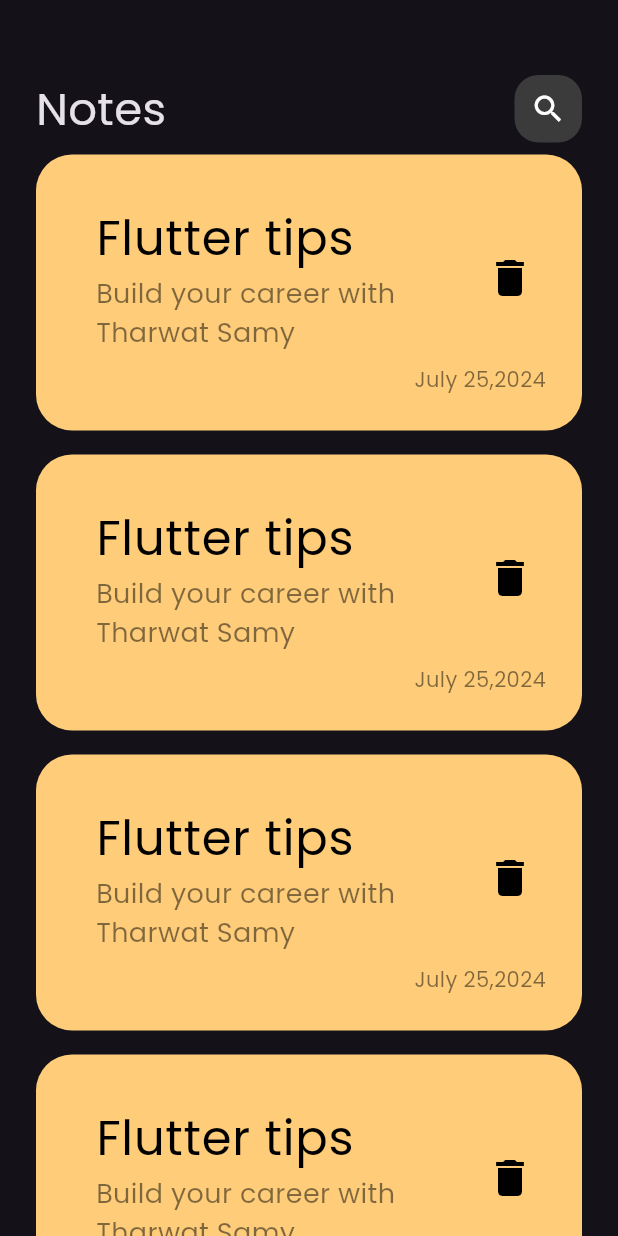
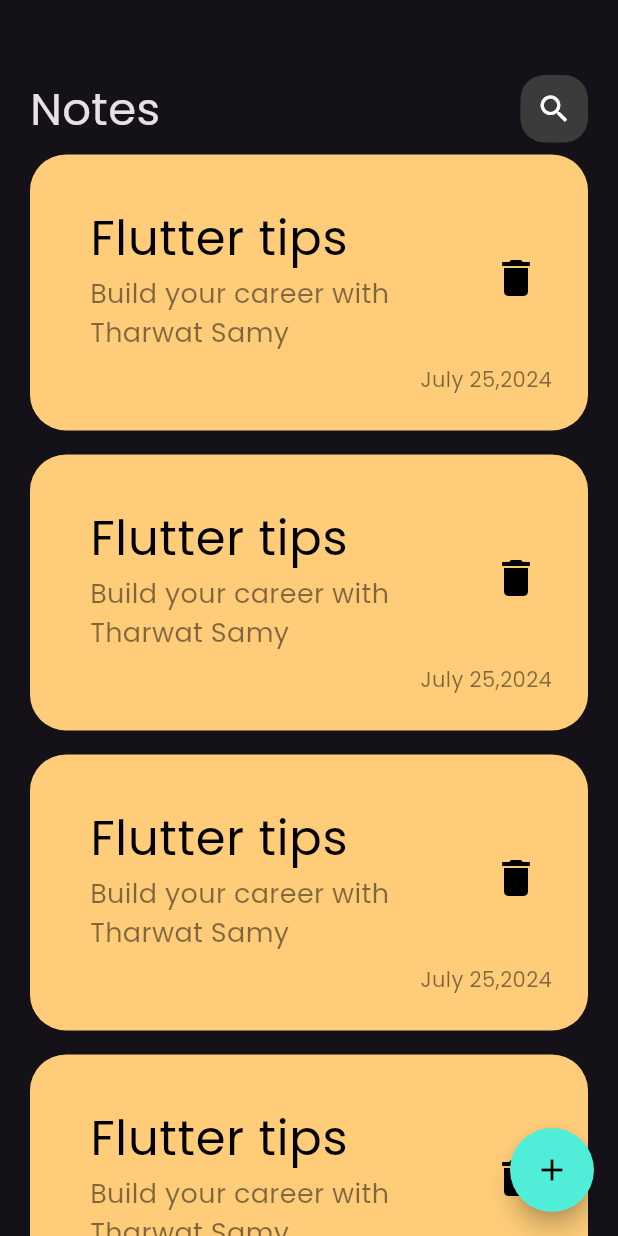
Before and after one commit to ahmedgamalz/notes-app, a Flutter app: the screen it shows after launch, on a phone screen of 412 x 824 dp. Run offline on Flutter 3.47's test engine with Material 3 defaults, Android fonts, the phone set to English and light mode, and no system bars.

Commit message:
create floating action button

```diff
--- a/lib/views/notes_view.dart
+++ b/lib/views/notes_view.dart
@@ -1,14 +1,23 @@
 import 'package:flutter/cupertino.dart';
 import 'package:flutter/material.dart';
-import 'package:notes_app/widgets/notes_view_body.dart';
+import 'package:notes_app/views/widgets/notes_view_body.dart';
 
 class NotesView extends StatelessWidget {
   const NotesView({super.key});
 
   @override
   Widget build(BuildContext context) {
-    return const Scaffold(
-      body: NotesViewBody(),
+    return Scaffold(
+      floatingActionButton: FloatingActionButton(
+        backgroundColor: Color(0xff50EDD8),
+        shape: CircleBorder(),
+        onPressed: () {},
+        child: const Icon(
+          Icons.add,
+          color: Colors.black,
+        ),
+      ),
+      body: const NotesViewBody(),
     );
   }
 }
--- a/lib/widgets/custom_appBar.dart
+++ b/lib/views/widgets/custom_appBar.dart
@@ -1,5 +1,5 @@
 import 'package:flutter/material.dart';
-import 'package:notes_app/widgets/custom_search_icon.dart';
+import 'package:notes_app/views/widgets/custom_search_icon.dart';
 
 class CustomAppBar extends StatelessWidget {
   const CustomAppBar({
--- a/lib/widgets/notes_listView.dart
+++ b/lib/views/widgets/notes_listView.dart
@@ -1,5 +1,5 @@
 import 'package:flutter/material.dart';
-import 'package:notes_app/widgets/notes_item.dart';
+import 'package:notes_app/views/widgets/notes_item.dart';
 
 class NotesListView extends StatelessWidget {
   const NotesListView({super.key});
--- a/lib/widgets/notes_view_body.dart
+++ b/lib/views/widgets/notes_view_body.dart
@@ -1,8 +1,7 @@
 import 'package:flutter/cupertino.dart';
 import 'package:flutter/material.dart';
-import 'package:notes_app/widgets/custom_appBar.dart';
-import 'package:notes_app/widgets/notes_item.dart';
-import 'package:notes_app/widgets/notes_listView.dart';
+import 'package:notes_app/views/widgets/custom_appBar.dart';
+import 'package:notes_app/views/widgets/notes_listView.dart';
 
 class NotesViewBody extends StatelessWidget {
   const NotesViewBody({super.key});
@@ -10,7 +9,7 @@ class NotesViewBody extends StatelessWidget {
   @override
   Widget build(BuildContext context) {
     return const Padding(
-      padding: EdgeInsets.symmetric(horizontal: 24),
+      padding: EdgeInsets.symmetric(horizontal: 20),
       child: Column(
         children: [
           SizedBox(
```
Also changed, not shown: lib/views/widgets/custom_search_icon.dart (renamed from lib/widgets/custom_search_icon.dart), lib/views/widgets/notes_item.dart (renamed from lib/widgets/notes_item.dart).
